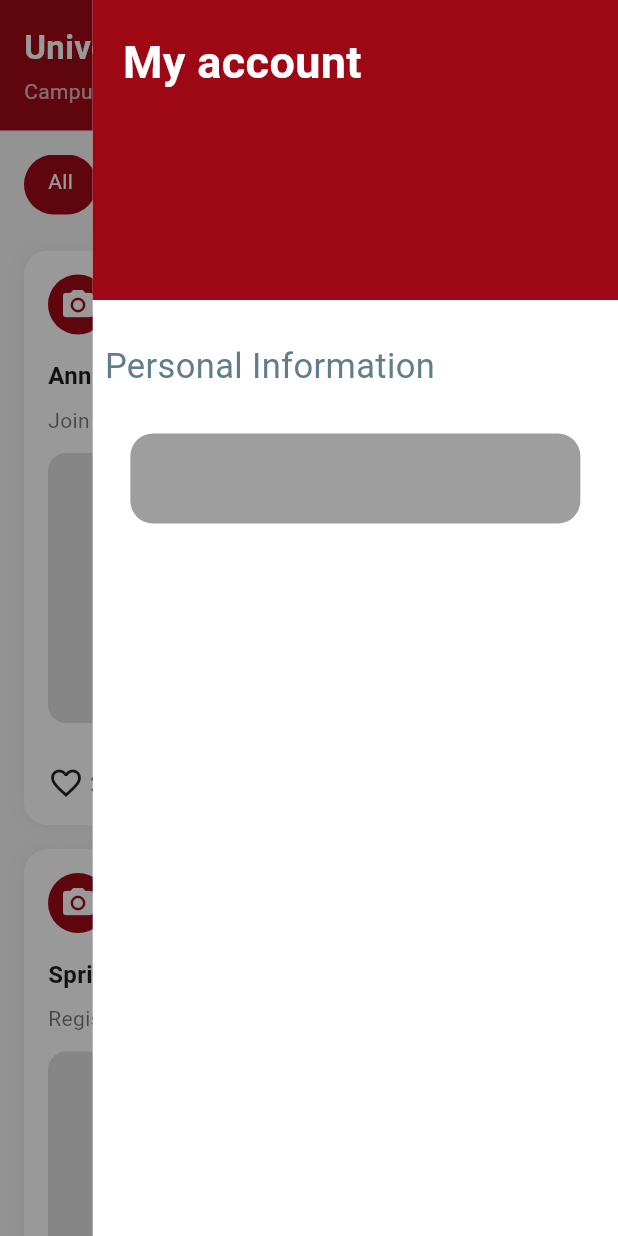
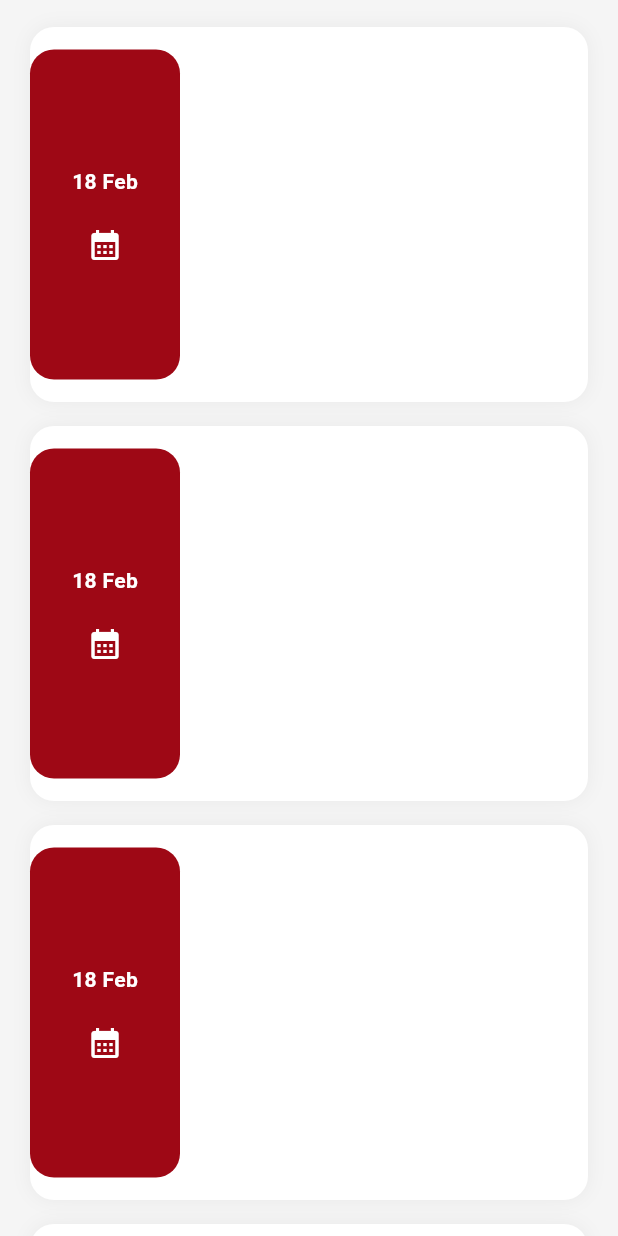
Before and after one commit to ademmhadhraoui-blip/enstab_house_pfa, a Flutter app: the HomeFeedScreen screen opened directly, after a tap on the "menu" icon, on a phone screen of 412 x 824 dp. Run offline on Flutter 3.47's test engine with Material 3 defaults, Android fonts, the phone set to English and light mode, and no system bars; missing offline and left inert: msh_checkbox.

Commit message:
update in 29/01/2026

```diff
--- /dev/null
+++ b/lib/screens/clubs_pages.dart
@@ -0,0 +1,125 @@
+import 'package:flutter/material.dart';
+class ClubsPages extends StatelessWidget {
+  const ClubsPages({super.key});
+  static final List<EventWidget> event = [
+      EventWidget(
+          Name: 'BootCamp',
+          Description: "Flutter BootCamp for enstab students",
+          Date: "18 Feb",
+          Place: "Enstab",
+          Time: "12 pm" ,
+      ),
+    EventWidget(
+      Name: 'BootCamp',
+      Description: "Flutter BootCamp for enstab students",
+      Date: "18 Feb",
+      Place: "Enstab",
+      Time: "12 pm" ,
+    ),
+    EventWidget(
+      Name: 'BootCamp',
+      Description: "Flutter BootCamp for enstab students",
+      Date: "18 Feb",
+      Place: "Enstab",
+      Time: "12 pm" ,
+    ),
+    EventWidget(
+      Name: 'BootCamp',
+      Description: "Flutter BootCamp for enstab students",
+      Date: "18 Feb",
+      Place: "Enstab",
+      Time: "12 pm" ,
+    ),
+
+  ] ;
+
+  @override
+  Widget build(BuildContext context) {
+    return Scaffold(
+        backgroundColor: Colors.grey[100],
+        body: SafeArea(
+          child: Column(
+            children: [
+             Expanded(
+               child: ListView.builder(
+                 padding: const EdgeInsets.only(top: 10),
+                 itemCount: event.length,
+                 itemBuilder: (context ,index){
+                   return EventWidgetCard(eventwidget: event[index]) ;
+                 },
+               ),
+             )
+            ],
+          ),
+
+        ),
+    );
+  }
+}
+class EventWidget {
+  final String Name ;
+  final String Description ;
+  final String Date ;
+  final String Place ;
+  final String Time ;
+
+  EventWidget({
+    required this.Name ,
+    required this.Description ,
+    required this.Date ,
+    required this.Place ,
+    required this.Time ,
+}) ;
+}
+class EventWidgetCard extends StatelessWidget {
+  const EventWidgetCard({super.key , required this.eventwidget});
+  final EventWidget eventwidget ;
+
+  @override
+  Widget build(BuildContext context) {
+    return Container(
+      width: double.infinity,
+      height: 250,
+      margin: const EdgeInsets.symmetric(horizontal: 20, vertical: 8),
+      decoration: BoxDecoration(
+        color: Colors.white ,
+        borderRadius: BorderRadius.circular(16),
+        boxShadow: [
+          BoxShadow(
+            color :Colors.black.withOpacity(0.05),
+            blurRadius: 10,
+          ),
+        ]
+      ),
+      child: Row(
+        children: [
+          Container(
+            height: 220,
+            width: 100,
+            padding: EdgeInsets.symmetric(horizontal: 15 ,vertical: 10),
+            decoration: BoxDecoration(
+              color: Color(0xFF9E0815) ,
+              borderRadius: BorderRadius.circular(16)
+            ),
+            child:Column(
+              mainAxisAlignment: MainAxisAlignment.center,
+              children: [
+                Text(eventwidget.Date ,
+                style: TextStyle(
+                  color: Colors.white ,
+                  fontWeight: FontWeight.bold
+                ),
+                ),
+                const SizedBox(height: 20.0,) ,
+                Icon(Icons.calendar_month,
+                color: Colors.white,
+                ),
+              ],
+            ),
+
+          ),
+        ],
+      )
+    );
+  }
+}
--- a/lib/screens/home_feed_screen.dart
+++ b/lib/screens/home_feed_screen.dart
@@ -1,4 +1,5 @@
 import 'package:flutter/material.dart';
+import 'package:enstabhouse/screens/clubs_pages.dart';
 
 
 class HomeFeedScreen extends StatefulWidget {
@@ -143,8 +144,9 @@ class _HomeFeedScreenState extends State<HomeFeedScreen> {
                       SizedBox(width: 30.0) ,
                       GestureDetector(
                         onTap: (){
+                          Navigator.push(context, MaterialPageRoute(builder: (context)=>ClubsPages()) ) ;
                           //MENU
-                          _openMenuOverlay(context) ;
+                          // _openMenuOverlay(context) ;
                         },
                         child: Icon(Icons.menu ,
                         color: Colors.white,
--- a/lib/screens/register_screen.dart
+++ b/lib/screens/register_screen.dart
@@ -186,7 +186,6 @@ class _RegisterScreenState extends State <RegisterScreen>with SingleTickerProvid
                   ),
                   ),
                 ],
-
               ),
             ),
           ),
```
